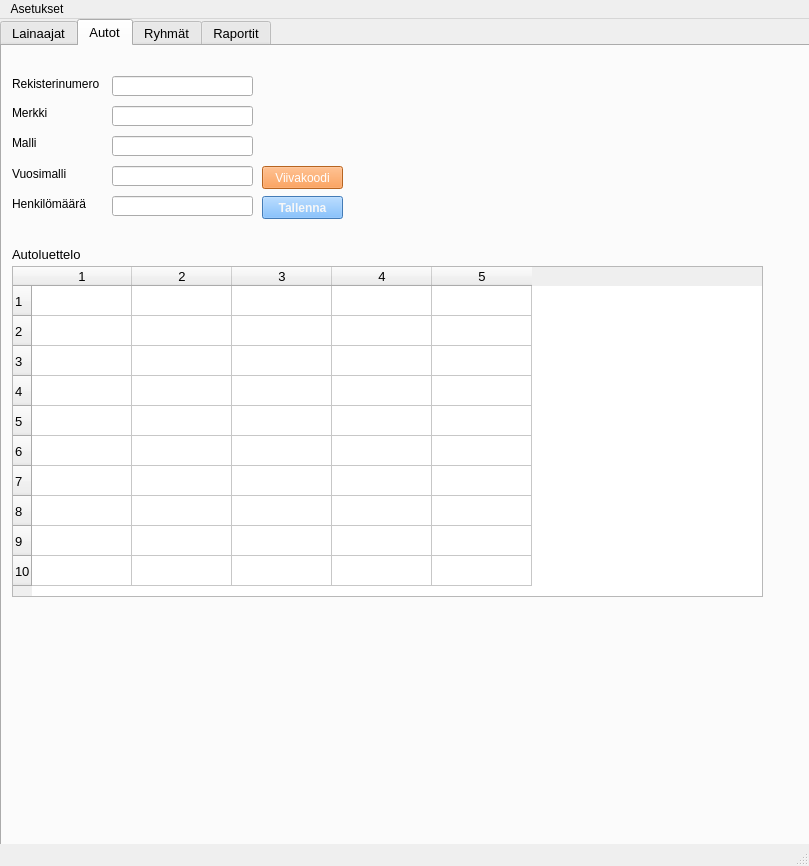
This is administrative.ui in 50904/Autolainaus as Qt 5 draws it before an edit. The edited form follows.
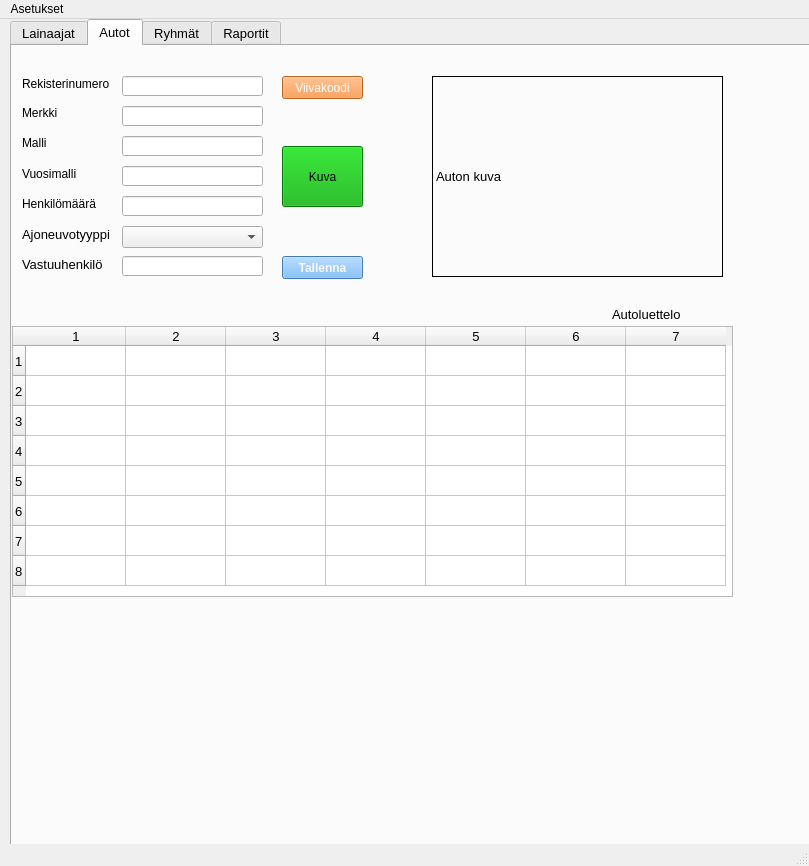
This is the edited form. The open tabs and pages were chosen to show the change. Icons and pictures are not drawn.

What changed in the file:
```diff
--- a/administrative.ui
+++ b/administrative.ui
@@ -17,7 +17,7 @@
    <widget class="QTabWidget" name="tabWidget">
     <property name="geometry">
      <rect>
-      <x>0</x>
+      <x>10</x>
       <y>0</y>
       <width>821</width>
       <height>881</height>
@@ -26,7 +26,6 @@
     <property name="font">
      <font>
       <pointsize>10</pointsize>
-      <weight>50</weight>
       <bold>false</bold>
      </font>
     </property>
@@ -298,7 +297,6 @@
       <property name="font">
        <font>
         <pointsize>9</pointsize>
-        <weight>50</weight>
         <bold>false</bold>
        </font>
       </property>
@@ -318,7 +316,6 @@
       <property name="font">
        <font>
         <pointsize>9</pointsize>
-        <weight>50</weight>
         <bold>false</bold>
        </font>
       </property>
@@ -338,7 +335,6 @@
       <property name="font">
        <font>
         <pointsize>9</pointsize>
-        <weight>50</weight>
         <bold>false</bold>
        </font>
       </property>
@@ -358,7 +354,6 @@
       <property name="font">
        <font>
         <pointsize>9</pointsize>
-        <weight>50</weight>
         <bold>false</bold>
        </font>
       </property>
@@ -418,7 +413,6 @@
       <property name="font">
        <font>
         <pointsize>9</pointsize>
-        <weight>50</weight>
         <bold>false</bold>
        </font>
       </property>
@@ -439,8 +433,8 @@
      <widget class="QPushButton" name="saveVehiclePushButton">
       <property name="geometry">
        <rect>
-        <x>260</x>
-        <y>150</y>
+        <x>270</x>
+        <y>210</y>
         <width>81</width>
         <height>23</height>
        </rect>
@@ -448,7 +442,6 @@
       <property name="font">
        <font>
         <pointsize>9</pointsize>
-        <weight>75</weight>
         <bold>true</bold>
        </font>
       </property>
@@ -466,8 +459,8 @@
      <widget class="QPushButton" name="printBarcodeButton">
       <property name="geometry">
        <rect>
-        <x>260</x>
-        <y>120</y>
+        <x>270</x>
+        <y>30</y>
         <width>81</width>
         <height>23</height>
        </rect>
@@ -475,7 +468,6 @@
       <property name="font">
        <font>
         <pointsize>9</pointsize>
-        <weight>50</weight>
         <bold>false</bold>
        </font>
       </property>
@@ -493,20 +485,20 @@
      <widget class="QTableWidget" name="vechicleCatalogTableWidget">
       <property name="geometry">
        <rect>
-        <x>10</x>
-        <y>220</y>
-        <width>751</width>
-        <height>331</height>
+        <x>0</x>
+        <y>280</y>
+        <width>721</width>
+        <height>271</height>
        </rect>
       </property>
       <property name="cursor" stdset="0">
        <cursorShape>ForbiddenCursor</cursorShape>
       </property>
       <property name="rowCount">
-       <number>10</number>
+       <number>8</number>
       </property>
       <property name="columnCount">
-       <number>5</number>
+       <number>7</number>
       </property>
       <row/>
       <row/>
@@ -516,8 +508,8 @@
       <row/>
       <row/>
       <row/>
-      <row/>
-      <row/>
+      <column/>
+      <column/>
       <column/>
       <column/>
       <column/>
@@ -527,8 +519,8 @@
      <widget class="QLabel" name="label_31">
       <property name="geometry">
        <rect>
-        <x>10</x>
-        <y>200</y>
+        <x>600</x>
+        <y>260</y>
         <width>111</width>
         <height>16</height>
        </rect>
@@ -537,6 +529,93 @@
        <string>Autoluettelo</string>
       </property>
      </widget>
+     <widget class="QLineEdit" name="vehicleOwnerLineEdit">
+      <property name="geometry">
+       <rect>
+        <x>110</x>
+        <y>210</y>
+        <width>141</width>
+        <height>20</height>
+       </rect>
+      </property>
+     </widget>
+     <widget class="QLabel" name="vehicleTypeLabel">
+      <property name="geometry">
+       <rect>
+        <x>10</x>
+        <y>180</y>
+        <width>91</width>
+        <height>16</height>
+       </rect>
+      </property>
+      <property name="text">
+       <string>Ajoneuvotyyppi</string>
+      </property>
+     </widget>
+     <widget class="QLabel" name="vehicleOwnerLabel">
+      <property name="geometry">
+       <rect>
+        <x>10</x>
+        <y>210</y>
+        <width>91</width>
+        <height>16</height>
+       </rect>
+      </property>
+      <property name="text">
+       <string>Vastuuhenkilö</string>
+      </property>
+     </widget>
+     <widget class="QPushButton" name="openPicturePushButton">
+      <property name="geometry">
+       <rect>
+        <x>270</x>
+        <y>100</y>
+        <width>81</width>
+        <height>61</height>
+       </rect>
+      </property>
+      <property name="styleSheet">
+       <string notr="true">background-color: rgb(0, 170, 0);</string>
+      </property>
+      <property name="text">
+       <string>Kuva</string>
+      </property>
+      <property name="icon">
+       <iconset theme="camera-photo"/>
+      </property>
+     </widget>
+     <widget class="QLabel" name="vehiclePictureLabel">
+      <property name="geometry">
+       <rect>
+        <x>420</x>
+        <y>30</y>
+        <width>291</width>
+        <height>201</height>
+       </rect>
+      </property>
+      <property name="frameShape">
+       <enum>QFrame::Shape::Box</enum>
+      </property>
+      <property name="text">
+       <string>Auton kuva</string>
+      </property>
+     </widget>
+     <widget class="QComboBox" name="vehicleTypeComboBox">
+      <property name="geometry">
+       <rect>
+        <x>110</x>
+        <y>180</y>
+        <width>141</width>
+        <height>22</height>
+       </rect>
+      </property>
+      <property name="font">
+       <font>
+        <pointsize>11</pointsize>
+        <bold>false</bold>
+       </font>
+      </property>
+     </widget>
     </widget>
     <widget class="QWidget" name="groupTab">
      <attribute name="title">
```
Left out of the diff: 19 changed lines with no effect on the pictures.
